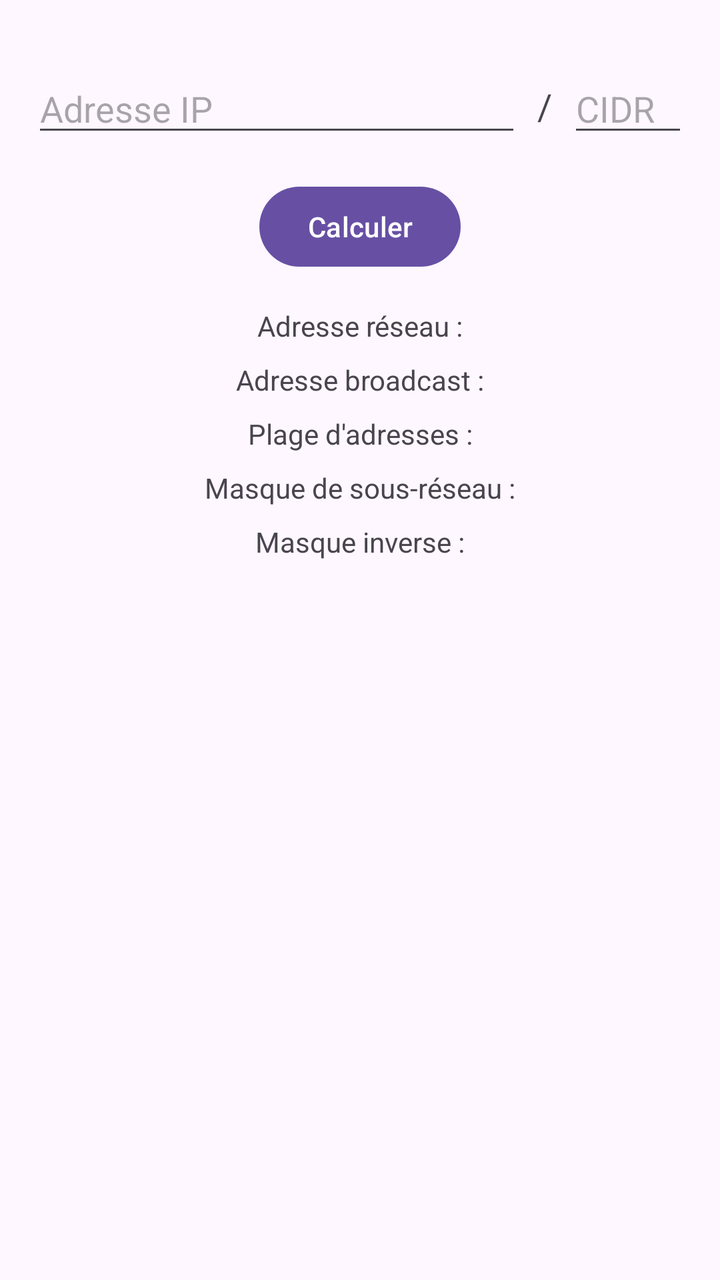
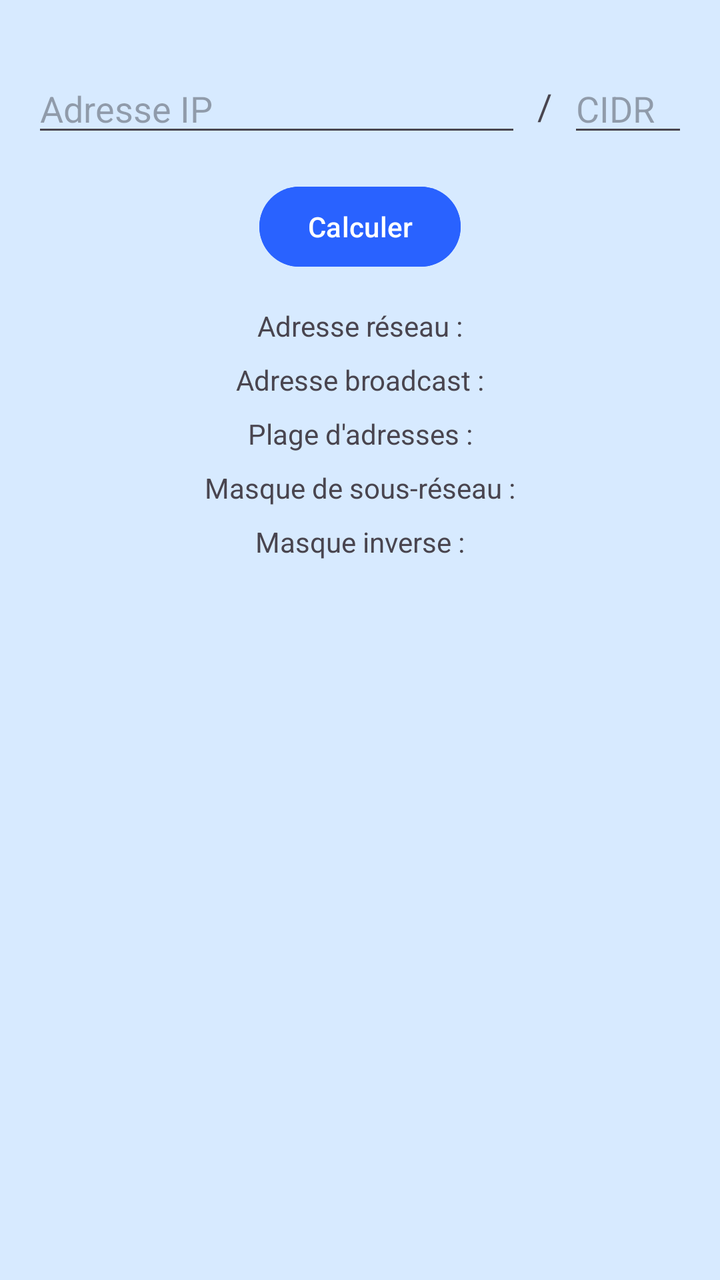

Before-and-after screenshots of an Android layout around one commit, followed by the original layout XML and the change that was made.
<!-- AndroidManifest.xml: application theme Theme.NeTools -->
<!-- res/layout/activity_ip_calculator.xml -->
<?xml version="1.0" encoding="utf-8"?>
<androidx.constraintlayout.widget.ConstraintLayout xmlns:android="http://schemas.android.com/apk/res/android"
    xmlns:app="http://schemas.android.com/apk/res-auto"
    xmlns:tools="http://schemas.android.com/tools"
    android:layout_width="match_parent"
    android:layout_height="match_parent"
    tools:context=".IpCalculatorActivity">

    <EditText
        android:id="@+id/ipAddressInput"
        android:layout_width="0dp"
        android:layout_height="wrap_content"
        android:layout_marginStart="16dp"
        android:layout_marginTop="32dp"
        android:layout_marginEnd="8dp"
        android:hint="@string/ip_hint"
        android:inputType="text"
        app:layout_constraintEnd_toStartOf="@+id/slashText"
        app:layout_constraintStart_toStartOf="parent"
        app:layout_constraintTop_toTopOf="parent" />

    <TextView
        android:id="@+id/slashText"
        android:layout_width="wrap_content"
        android:layout_height="wrap_content"
        android:layout_marginEnd="8dp"
        android:text="/"
        android:textSize="18sp"
        app:layout_constraintBottom_toBottomOf="@id/ipAddressInput"
        app:layout_constraintEnd_toStartOf="@+id/cidrInput"
        app:layout_constraintTop_toTopOf="@id/ipAddressInput" />

    <EditText
        android:id="@+id/cidrInput"
        android:layout_width="60dp"
        android:layout_height="wrap_content"
        android:layout_marginEnd="16dp"
        android:hint="@string/cidr_hint"
        android:inputType="number"
        app:layout_constraintEnd_toEndOf="parent"
        app:layout_constraintTop_toTopOf="@id/ipAddressInput"
        app:layout_constraintBottom_toBottomOf="@id/ipAddressInput"/>

    <Button
        android:id="@+id/calculateButton"
        android:layout_width="wrap_content"
        android:layout_height="wrap_content"
        android:layout_marginTop="16dp"
        android:text="@string/calculate"
        app:layout_constraintEnd_toEndOf="parent"
        app:layout_constraintStart_toStartOf="parent"
        app:layout_constraintTop_toBottomOf="@id/ipAddressInput" />

    <TextView
        android:id="@+id/networkAddressText"
        android:layout_width="wrap_content"
        android:layout_height="wrap_content"
        android:layout_marginTop="16dp"
        android:text="@string/network_address"
        app:layout_constraintStart_toStartOf="parent"
        app:layout_constraintEnd_toEndOf="parent"
        app:layout_constraintTop_toBottomOf="@id/calculateButton" />

    <TextView
        android:id="@+id/broadcastAddressText"
        android:layout_width="wrap_content"
        android:layout_height="wrap_content"
        android:layout_marginTop="8dp"
        android:text="@string/broadcast_address"
        app:layout_constraintStart_toStartOf="parent"
        app:layout_constraintEnd_toEndOf="parent"
        app:layout_constraintTop_toBottomOf="@id/networkAddressText" />

    <TextView
        android:id="@+id/hostRangeText"
        android:layout_width="wrap_content"
        android:layout_height="wrap_content"
        android:layout_marginTop="8dp"
        android:text="@string/host_range"
        app:layout_constraintStart_toStartOf="parent"
        app:layout_constraintEnd_toEndOf="parent"
        app:layout_constraintTop_toBottomOf="@id/broadcastAddressText" />

    <TextView
        android:id="@+id/subnetMaskText"
        android:layout_width="wrap_content"
        android:layout_height="wrap_content"
        android:layout_marginTop="8dp"
        android:text="@string/subnet_mask"
        app:layout_constraintStart_toStartOf="parent"
        app:layout_constraintEnd_toEndOf="parent"
        app:layout_constraintTop_toBottomOf="@id/hostRangeText" />

    <TextView
        android:id="@+id/wildcardMaskText"
        android:layout_width="wrap_content"
        android:layout_height="wrap_content"
        android:layout_marginTop="8dp"
        android:text="@string/wildcard_mask"
        app:layout_constraintStart_toStartOf="parent"
        app:layout_constraintEnd_toEndOf="parent"
        app:layout_constraintTop_toBottomOf="@id/subnetMaskText" />

</androidx.constraintlayout.widget.ConstraintLayout>
<!-- resources referenced by this layout -->
<resources>
  <string name="broadcast_address">Adresse broadcast :</string>
  <string name="calculate">Calculer</string>
  <string name="cidr_hint">CIDR</string>
  <string name="host_range">Plage d\'adresses :</string>
  <string name="ip_hint">Adresse IP</string>
  <string name="network_address">Adresse réseau :</string>
  <string name="subnet_mask">Masque de sous-réseau :</string>
  <string name="wildcard_mask">Masque inverse :</string>
  <style name="Theme.NeTools" parent="Base.Theme.NeTools" />
  <style name="Base.Theme.NeTools" parent="Theme.Material3.DayNight.NoActionBar">
          
          
      </style>
</resources>

<!-- the commit's change to res/layout/activity_ip_calculator.xml (unified diff, before → after) -->
@@ -4,6 +4,9 @@
     xmlns:tools="http://schemas.android.com/tools"
     android:layout_width="match_parent"
     android:layout_height="match_parent"
+    android:background="#00FFFFFF"
+    android:backgroundTint="#2E29ADFF"
+    android:backgroundTintMode="add"
     tools:context=".IpCalculatorActivity">
 
     <EditText
@@ -37,15 +40,16 @@
         android:layout_marginEnd="16dp"
         android:hint="@string/cidr_hint"
         android:inputType="number"
+        app:layout_constraintBottom_toBottomOf="@id/ipAddressInput"
         app:layout_constraintEnd_toEndOf="parent"
-        app:layout_constraintTop_toTopOf="@id/ipAddressInput"
-        app:layout_constraintBottom_toBottomOf="@id/ipAddressInput"/>
+        app:layout_constraintTop_toTopOf="@id/ipAddressInput" />
 
     <Button
         android:id="@+id/calculateButton"
         android:layout_width="wrap_content"
         android:layout_height="wrap_content"
         android:layout_marginTop="16dp"
+        android:backgroundTint="#2962FF"
         android:text="@string/calculate"
         app:layout_constraintEnd_toEndOf="parent"
         app:layout_constraintStart_toStartOf="parent"
@@ -57,8 +61,8 @@
         android:layout_height="wrap_content"
         android:layout_marginTop="16dp"
         android:text="@string/network_address"
+        app:layout_constraintEnd_toEndOf="parent"
         app:layout_constraintStart_toStartOf="parent"
-        app:layout_constraintEnd_toEndOf="parent"
         app:layout_constraintTop_toBottomOf="@id/calculateButton" />
 
     <TextView
@@ -67,8 +71,8 @@
         android:layout_height="wrap_content"
         android:layout_marginTop="8dp"
         android:text="@string/broadcast_address"
+        app:layout_constraintEnd_toEndOf="parent"
         app:layout_constraintStart_toStartOf="parent"
-        app:layout_constraintEnd_toEndOf="parent"
         app:layout_constraintTop_toBottomOf="@id/networkAddressText" />
 
     <TextView
@@ -77,8 +81,8 @@
         android:layout_height="wrap_content"
         android:layout_marginTop="8dp"
         android:text="@string/host_range"
+        app:layout_constraintEnd_toEndOf="parent"
         app:layout_constraintStart_toStartOf="parent"
-        app:layout_constraintEnd_toEndOf="parent"
         app:layout_constraintTop_toBottomOf="@id/broadcastAddressText" />
 
     <TextView
@@ -87,8 +91,8 @@
         android:layout_height="wrap_content"
         android:layout_marginTop="8dp"
         android:text="@string/subnet_mask"
+        app:layout_constraintEnd_toEndOf="parent"
         app:layout_constraintStart_toStartOf="parent"
-        app:layout_constraintEnd_toEndOf="parent"
         app:layout_constraintTop_toBottomOf="@id/hostRangeText" />
 
     <TextView
@@ -97,8 +101,8 @@
         android:layout_height="wrap_content"
         android:layout_marginTop="8dp"
         android:text="@string/wildcard_mask"
+        app:layout_constraintEnd_toEndOf="parent"
         app:layout_constraintStart_toStartOf="parent"
-        app:layout_constraintEnd_toEndOf="parent"
         app:layout_constraintTop_toBottomOf="@id/subnetMaskText" />
 
 </androidx.constraintlayout.widget.ConstraintLayout>
